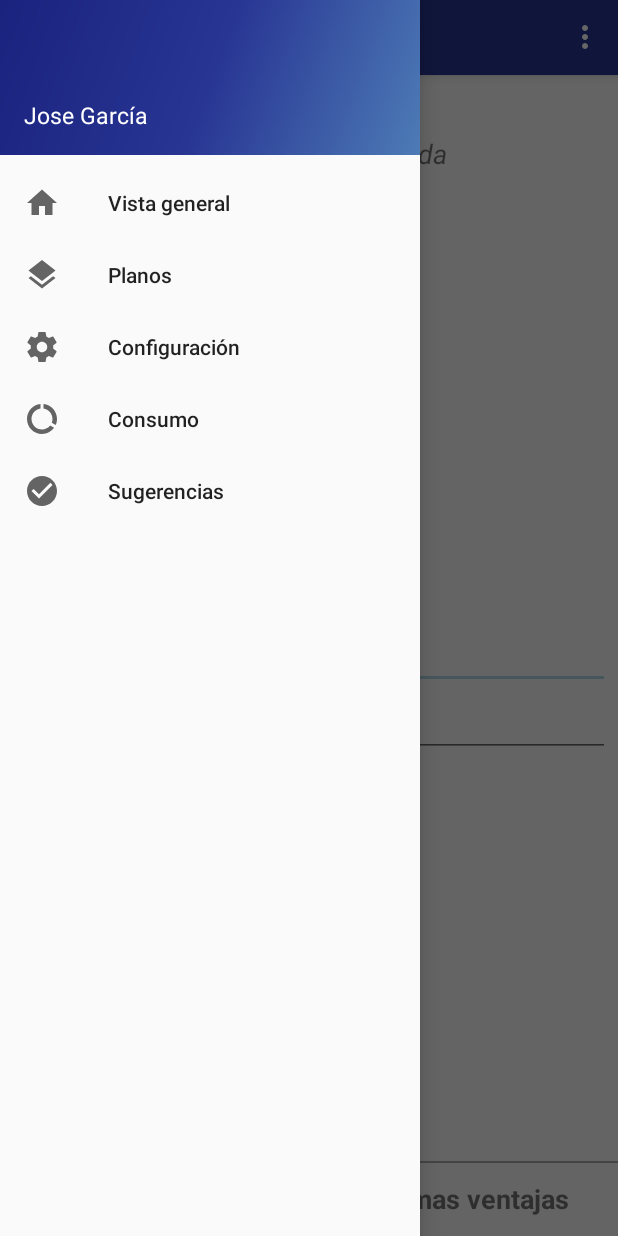
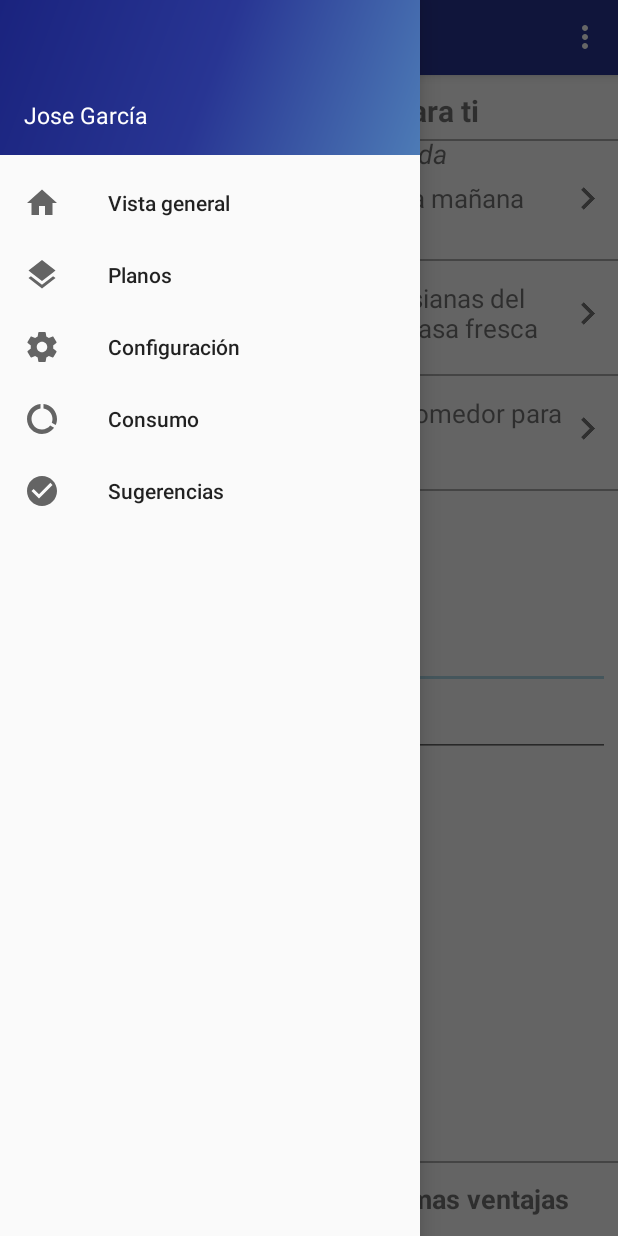
Before and after one commit to aledelme/SmartAir, an Android app: the fragment SuggestionsFragments placed in its activity, with the side drawer open, on a phone screen of 412 x 824 dp. Run offline under Robolectric (Android 15) with nearby library versions, the phone set to English and light mode, and no system bars; our stand-ins replace Firebase (no records; nobody signed in at launch, a user with empty details on screens opened directly).

Commit message:
Add suggestions view

```diff
--- a/app/src/main/res/layout/fragment_suggestions_fragments.xml
+++ b/app/src/main/res/layout/fragment_suggestions_fragments.xml
@@ -4,10 +4,126 @@
     android:layout_height="match_parent"
     tools:context="com.example.delme.smartair.Fragments.SuggestionsFragments">
 
-    <!-- TODO: Update blank fragment layout -->
-    <TextView
+    <RelativeLayout
         android:layout_width="match_parent"
-        android:layout_height="match_parent"
-        android:text="@string/hello_blank_fragment" />
+        android:layout_height="match_parent">
+
+        <TextView
+            android:id="@+id/suggestions_info"
+            android:layout_width="wrap_content"
+            android:layout_height="wrap_content"
+            android:layout_centerHorizontal="true"
+            android:layout_marginTop="10dp"
+            android:textStyle="bold"
+            android:text="Recomendaciones para ti"
+            android:textSize="20dp"/>
+
+        <View
+            android:layout_width="match_parent"
+            android:layout_height="1dp"
+            android:layout_marginTop="5dp"
+            android:background="@android:color/darker_gray"
+            android:layout_below="@+id/suggestions_info" />
+
+        <ScrollView
+            android:layout_width="match_parent"
+            android:layout_height="match_parent"
+            android:layout_below="@+id/suggestions_info"
+            android:layout_marginTop="10dp">
+
+            <LinearLayout
+                android:layout_width="match_parent"
+                android:layout_height="wrap_content"
+                android:orientation="vertical">
+
+                <RelativeLayout
+                    android:layout_width="match_parent"
+                    android:layout_height="70dp">
+
+                    <TextView
+                        android:layout_width="wrap_content"
+                        android:layout_height="wrap_content"
+                        android:layout_marginStart="5dp"
+                        android:layout_centerVertical="true"
+                        android:text="Recuerda ventilar el dormitorio cada mañana"
+                        android:textSize="17dp"/>
+
+                    <ImageView
+                        android:layout_width="30dp"
+                        android:layout_height="30dp"
+                        android:layout_centerVertical="true"
+                        android:layout_alignParentEnd="true"
+                        android:layout_marginEnd="5dp"
+                        android:src="@drawable/ic_chevron_right_grey600_48dp"/>
+
+                </RelativeLayout>
+
+                <View
+                    android:layout_width="match_parent"
+                    android:layout_height="1dp"
+                    android:layout_marginTop="5dp"
+                    android:background="@android:color/darker_gray" />
+
+                <RelativeLayout
+                    android:layout_width="match_parent"
+                    android:layout_height="70dp">
+
+                    <TextView
+                        android:layout_width="wrap_content"
+                        android:layout_height="wrap_content"
+                        android:layout_marginStart="5dp"
+                        android:layout_centerVertical="true"
+                        android:text="Cuando haga poniente, baja las persianas del dormitorio pequeño y mantener la casa fresca"
+                        android:textSize="17dp"/>
+
+                    <ImageView
+                        android:layout_width="30dp"
+                        android:layout_height="30dp"
+                        android:layout_centerVertical="true"
+                        android:layout_alignParentEnd="true"
+                        android:layout_marginEnd="5dp"
+                        android:src="@drawable/ic_chevron_right_grey600_48dp"/>
+
+                </RelativeLayout>
+
+                <View
+                    android:layout_width="match_parent"
+                    android:layout_height="1dp"
+                    android:layout_marginTop="5dp"
+                    android:background="@android:color/darker_gray" />
+
+                <RelativeLayout
+                    android:layout_width="match_parent"
+                    android:layout_height="70dp">
+
+                    <TextView
+                        android:layout_width="wrap_content"
+                        android:layout_height="wrap_content"
+                        android:layout_marginStart="5dp"
+                        android:layout_centerVertical="true"
+                        android:text="En invierno sube las persianas del comedor para subir la temperatura de la estancia"
+                        android:textSize="17dp"/>
+
+                    <ImageView
+                        android:layout_width="30dp"
+                        android:layout_height="30dp"
+                        android:layout_centerVertical="true"
+                        android:layout_alignParentEnd="true"
+                        android:layout_marginEnd="5dp"
+                        android:src="@drawable/ic_chevron_right_grey600_48dp"/>
+
+                </RelativeLayout>
+
+                <View
+                    android:layout_width="match_parent"
+                    android:layout_height="1dp"
+                    android:layout_marginTop="5dp"
+                    android:background="@android:color/darker_gray" />
+
+            </LinearLayout>
+
+        </ScrollView>
+
+    </RelativeLayout>
 
 </FrameLayout>
```
Also changed, not shown: app/src/main/res/drawable/ic_chevron_right_grey600_48dp.png (added).
